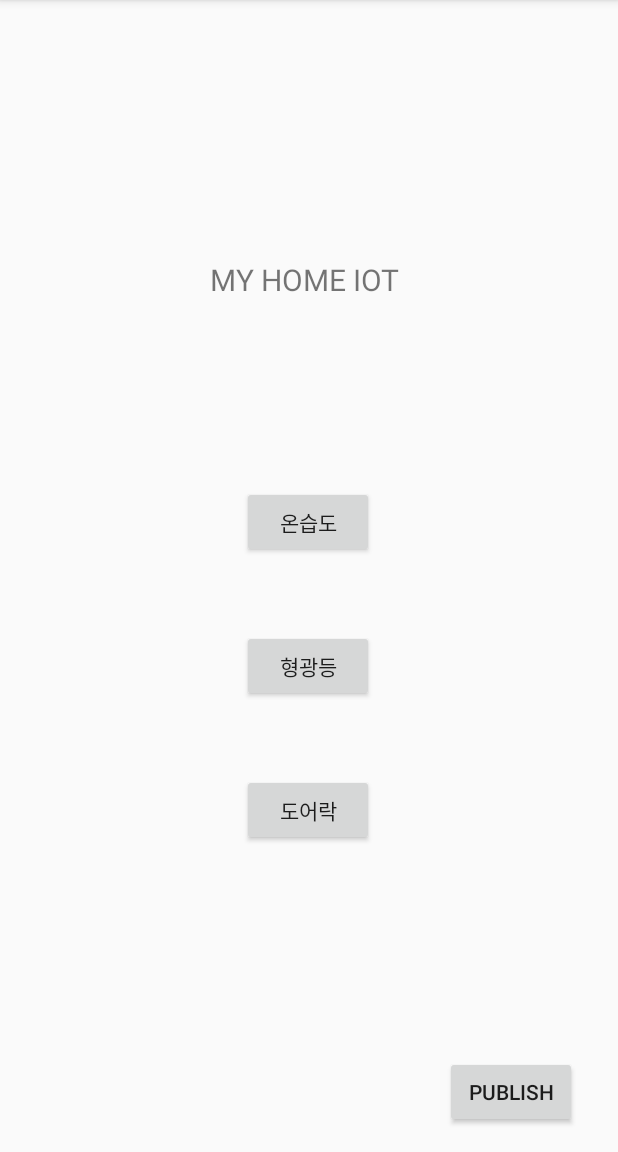
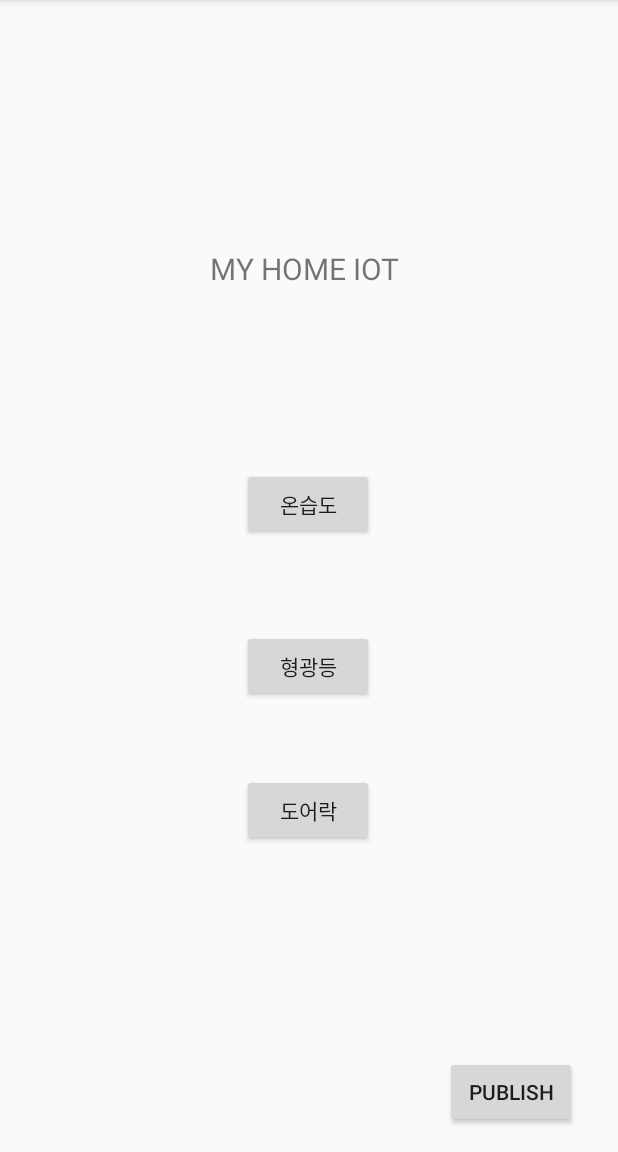
Before and after one commit to supermoonit/AndroidIoTSecurity, an Android app: the screen it shows after launch (MainActivity), on a phone screen of 412 x 824 dp, the part 84-1236 px from its top. Run offline under Robolectric (Android 15) with nearby library versions, the phone set to English and light mode, and no system bars; libraries missing offline, so code that uses them is left out: org.eclipse.paho; 7 statements that could not run were skipped.

Commit message:
mqtt 확인(2)

```diff
--- a/app/src/main/res/layout/activity_main.xml
+++ b/app/src/main/res/layout/activity_main.xml
@@ -24,7 +24,7 @@
         android:id="@+id/button1"
         android:layout_width="wrap_content"
         android:layout_height="wrap_content"
-        android:layout_marginBottom="48dp"
+        android:layout_marginBottom="60dp"
         android:onClick="ManipulActivity"
         android:text="온습도"
         app:layout_constraintBottom_toTopOf="@+id/button2"
```
